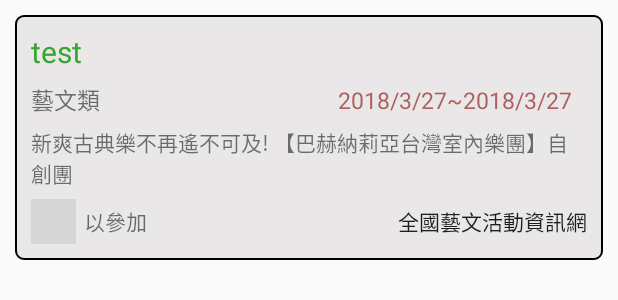
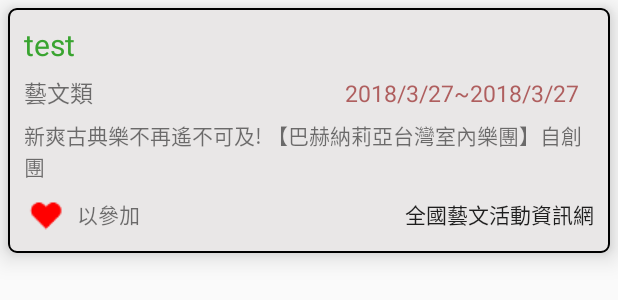
Before and after one commit to xuan1280/AgentLearningApp, an Android app: the layout fragment_activity_item.xml on its own in the app's theme, with its tools: preview values and no code run, on a phone screen of 412 x 824 dp. Shown: the top 300 px of the screen. Run offline under Robolectric (Android 15) with nearby library versions, the phone set to English and light mode, and no system bars; grey boxes are pictures that could not be loaded.

Commit message:
cardView add shadow

```diff
--- a/app/build.gradle
+++ b/app/build.gradle
@@ -32,6 +32,7 @@ dependencies {
 
     compile 'com.jakewharton:butterknife:8.7.0'
     compile 'com.android.support:design:26.1.0'
+    compile 'com.android.support:cardview-v7:26.1.0'
     annotationProcessor 'com.jakewharton:butterknife-compiler:8.7.0'
     androidTestImplementation 'com.android.support.test:runner:1.0.1'
     androidTestImplementation 'com.android.support.test.espresso:espresso-core:3.0.1'
--- a/app/src/main/res/layout/fragment_activity_item.xml
+++ b/app/src/main/res/layout/fragment_activity_item.xml
@@ -1,9 +1,14 @@
 <?xml version="1.0" encoding="utf-8"?>
-<android.support.constraint.ConstraintLayout xmlns:android="http://schemas.android.com/apk/res/android"
-    xmlns:tools="http://schemas.android.com/tools"
+<android.support.v7.widget.CardView
+    xmlns:android="http://schemas.android.com/apk/res/android"
+    xmlns:card_view="http://schemas.android.com/apk/res-auto"
+    android:id="@+id/card_view"
     android:layout_width="match_parent"
     android:layout_height="wrap_content"
-    android:padding="10dp">
+    card_view:cardCornerRadius="5.0dp"
+    android:layout_margin="5dp"
+    card_view:cardElevation="10dp"
+    card_view:cardBackgroundColor="#d9d7d7">
 
     <LinearLayout
         android:layout_width="match_parent"
@@ -67,7 +72,7 @@
                 android:id="@+id/interestingOrNotImg"
                 android:layout_width="30dp"
                 android:layout_height="30dp"
-                android:src="@drawable/heart0"
+                android:src="@drawable/interested"
                 android:background="#00000000"/>
 
             <TextView
@@ -91,4 +96,4 @@
 
     </LinearLayout>
 
-</android.support.constraint.ConstraintLayout>
+</android.support.v7.widget.CardView>
```
